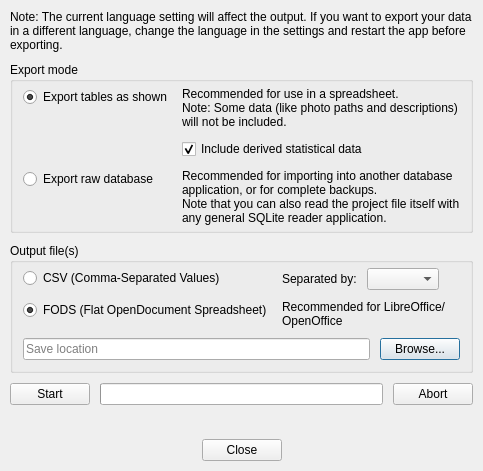
The window that src/ui/export_dialog.ui (svetter/pal) describes before a commit, drawn with Qt 5.
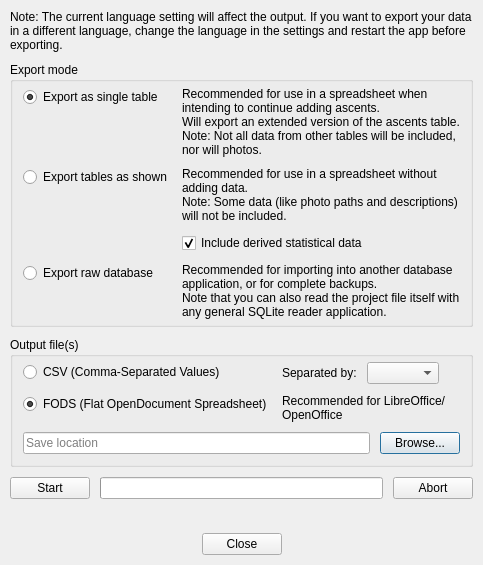
The same window after the commit.

Commit message:
Finish data export feature
Added single table mode, where more data is consolidated into the ascents table.
Fixed some issues, updated translation.

Closes #175

```diff
--- a/src/ui/export_dialog.ui
+++ b/src/ui/export_dialog.ui
@@ -6,8 +6,8 @@
    <rect>
     <x>0</x>
     <y>0</y>
-    <width>500</width>
-    <height>560</height>
+    <width>550</width>
+    <height>601</height>
    </rect>
   </property>
   <property name="sizePolicy">
@@ -81,7 +81,7 @@
       <item row="0" column="0">
        <widget class="QRadioButton" name="exportModeShownRadio">
         <property name="text">
-         <string>Export tables as shown</string>
+         <string>Export as single table</string>
         </property>
         <property name="checked">
          <bool>true</bool>
@@ -89,11 +89,30 @@
        </widget>
       </item>
       <item row="0" column="1">
-       <layout class="QVBoxLayout" name="exportModeShownLayout">
+       <widget class="QLabel" name="exportModeOneTableLabel">
+        <property name="text">
+         <string>Recommended for use in a spreadsheet when intending to continue adding ascents.
+Will export an extended version of the ascents table.
+Note: Not all data from other tables will be included, nor will photos.</string>
+        </property>
+        <property name="wordWrap">
+         <bool>true</bool>
+        </property>
+       </widget>
+      </item>
+      <item row="1" column="0">
+       <widget class="QRadioButton" name="exportModeAsShownRadio">
+        <property name="text">
+         <string>Export tables as shown</string>
+        </property>
+       </widget>
+      </item>
+      <item row="1" column="1">
+       <layout class="QVBoxLayout" name="exportModeAsShownLayout">
         <item>
-         <widget class="QLabel" name="exportModeShownLabel">
+         <widget class="QLabel" name="exportModeAsShownLabel">
           <property name="text">
-           <string>Recommended for use in a spreadsheet.
+           <string>Recommended for use in a spreadsheet without adding data.
 Note: Some data (like photo paths and descriptions) will not be included.</string>
           </property>
           <property name="wordWrap">
@@ -102,7 +121,7 @@
          </widget>
         </item>
         <item>
-         <widget class="QCheckBox" name="exportModeShownStatsCheckbox">
+         <widget class="QCheckBox" name="exportModeAsShownStatsCheckbox">
           <property name="text">
            <string>Include derived statistical data</string>
           </property>
@@ -113,14 +132,14 @@
         </item>
        </layout>
       </item>
-      <item row="1" column="0">
+      <item row="2" column="0">
        <widget class="QRadioButton" name="exportModeRawRadio">
         <property name="text">
          <string>Export raw database</string>
         </property>
        </widget>
       </item>
-      <item row="1" column="1">
+      <item row="2" column="1">
        <widget class="QLabel" name="exportModeRawLabel">
         <property name="text">
          <string>Recommended for importing into another database application, or for complete backups.
@@ -288,7 +307,11 @@
       </widget>
      </item>
      <item row="0" column="1">
-      <widget class="QProgressBar" name="progressBar"/>
+      <widget class="QProgressBar" name="progressBar">
+       <property name="alignment">
+        <set>Qt::AlignCenter</set>
+       </property>
+      </widget>
      </item>
      <item row="1" column="1">
       <widget class="QLabel" name="progressLabel">
```
Left out of the diff: 6 changed lines with no effect on the pictures. The commit also changes 14 other files.
